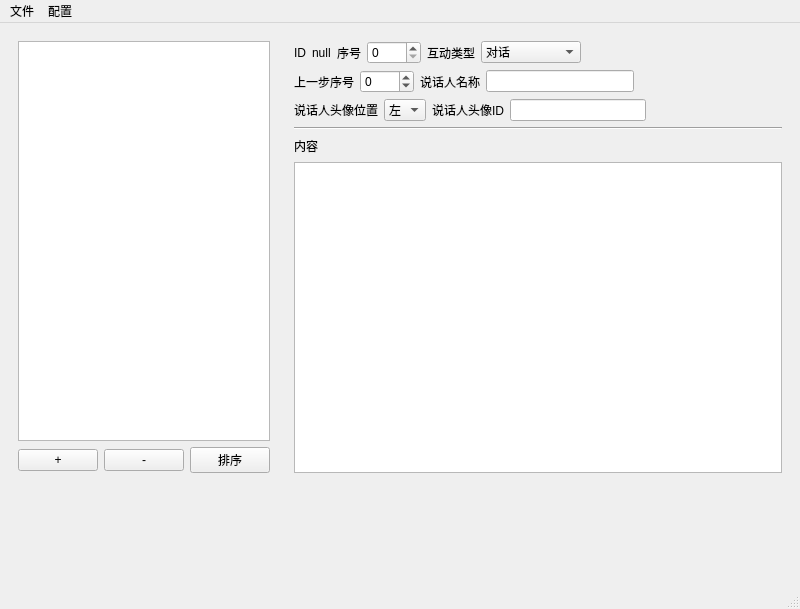
Before: the Qt Designer form ui/mainwindow.ui in Jovany-Rong/awesomedialog-generator, drawn with Qt 5.
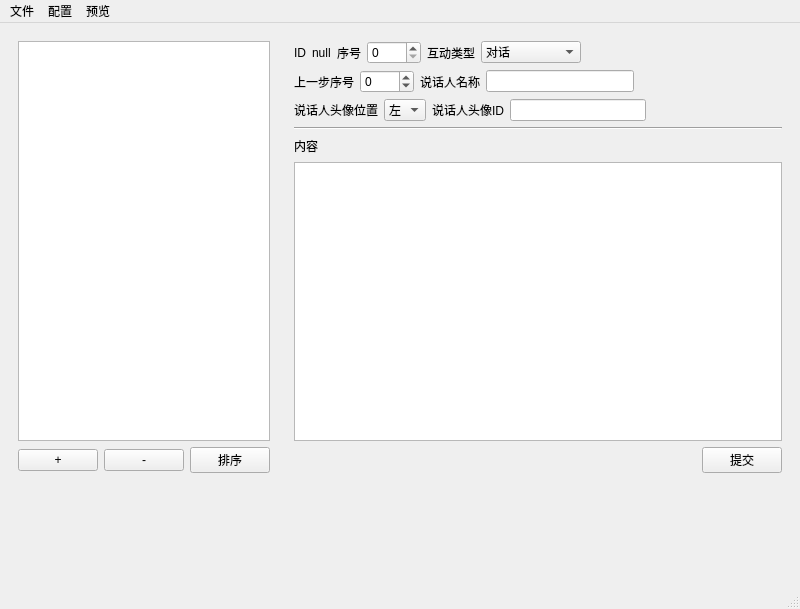
After: the same form once the commit is applied.

```diff
--- a/ui/mainwindow.ui
+++ b/ui/mainwindow.ui
@@ -265,6 +265,30 @@
          <item>
           <widget class="QTextEdit" name="textContent"/>
          </item>
+         <item>
+          <layout class="QHBoxLayout" name="horizontalLayout_6">
+           <item>
+            <spacer name="horizontalSpacer_4">
+             <property name="orientation">
+              <enum>Qt::Horizontal</enum>
+             </property>
+             <property name="sizeHint" stdset="0">
+              <size>
+               <width>40</width>
+               <height>20</height>
+              </size>
+             </property>
+            </spacer>
+           </item>
+           <item>
+            <widget class="QPushButton" name="btnCommit">
+             <property name="text">
+              <string>提交</string>
+             </property>
+            </widget>
+           </item>
+          </layout>
+         </item>
         </layout>
        </widget>
       </item>
@@ -281,7 +305,7 @@
      <x>0</x>
      <y>0</y>
      <width>800</width>
-     <height>24</height>
+     <height>26</height>
     </rect>
    </property>
    <widget class="QMenu" name="menuFile">
@@ -299,8 +323,16 @@
     </property>
     <addaction name="actionConnection"/>
    </widget>
+   <widget class="QMenu" name="menuplay">
+    <property name="title">
+     <string>预览</string>
+    </property>
+    <addaction name="actionFromStart"/>
+    <addaction name="actionFromNow"/>
+   </widget>
    <addaction name="menuFile"/>
    <addaction name="menuConfig"/>
+   <addaction name="menuplay"/>
   </widget>
   <widget class="QStatusBar" name="statusbar"/>
   <action name="actionNew">
```
Left out of the diff: 11 changed lines with no effect on the pictures.
